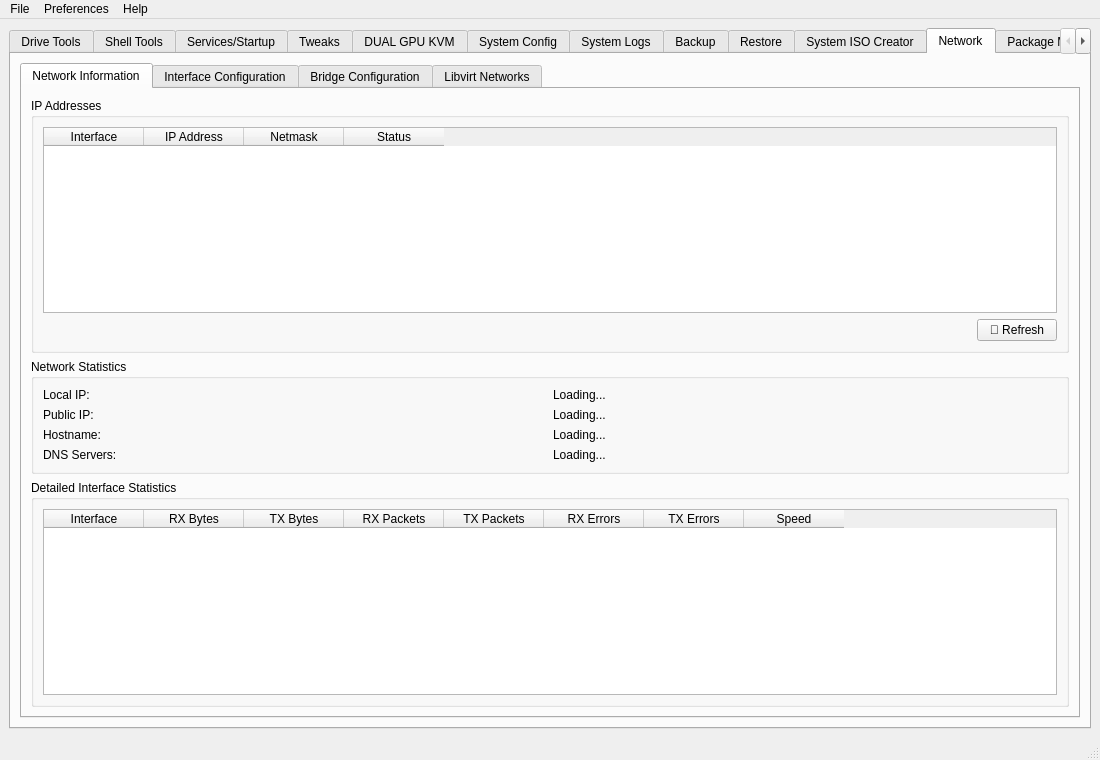
Qt form mainwindow.ui (XetalEngine/CachyOsTools) before a commit.
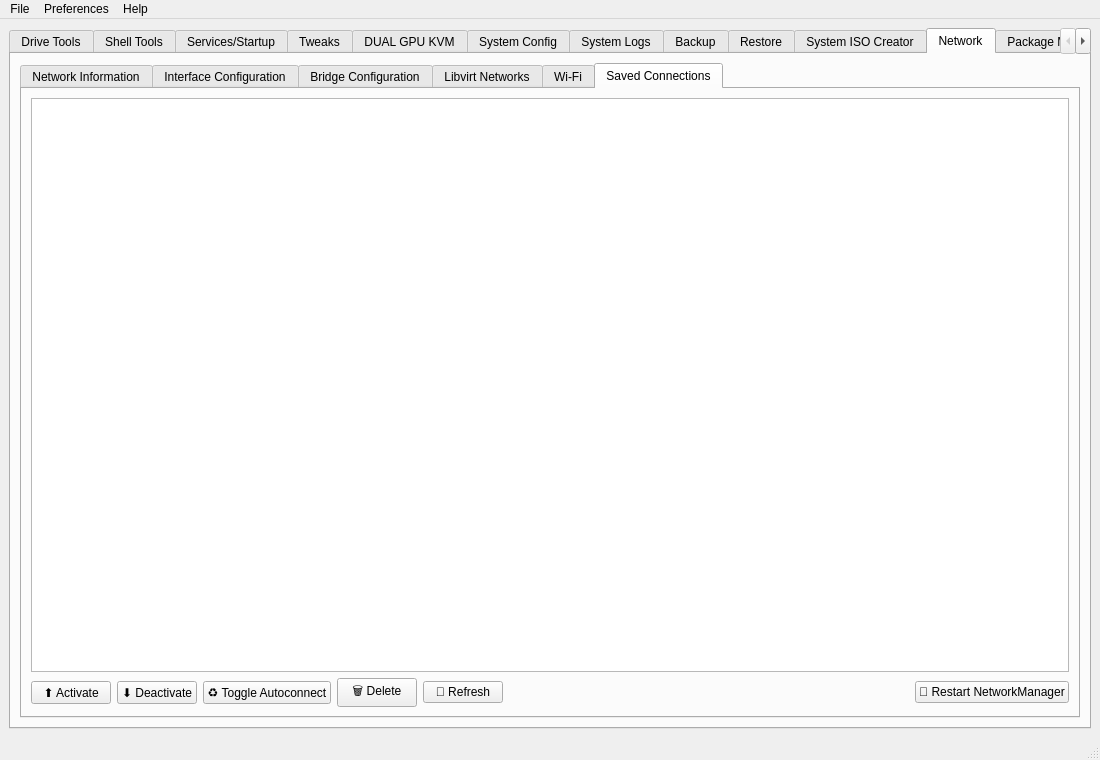
The same form after that commit. The open tabs and pages were chosen to show the change.

Commit message: Network Tab Capabilities

Patch:
```diff
--- a/mainwindow.ui
+++ b/mainwindow.ui
@@ -3153,6 +3153,151 @@
             </item>
            </layout>
           </widget>
+          <widget class="QWidget" name="wifiTab">
+           <attribute name="title">
+            <string>Wi-Fi</string>
+           </attribute>
+           <layout class="QVBoxLayout" name="verticalLayout_wifi">
+            <item>
+             <layout class="QHBoxLayout" name="wifiTopLayout">
+              <item>
+               <widget class="QPushButton" name="wifiScanButton">
+                <property name="text">
+                 <string>📡 Scan Networks</string>
+                </property>
+               </widget>
+              </item>
+              <item>
+               <widget class="QPushButton" name="wifiConnectButton">
+                <property name="text">
+                 <string>🔗 Connect</string>
+                </property>
+               </widget>
+              </item>
+              <item>
+               <widget class="QPushButton" name="wifiDisconnectButton">
+                <property name="text">
+                 <string>❌ Disconnect</string>
+                </property>
+               </widget>
+              </item>
+              <item>
+               <widget class="QPushButton" name="wifiRadioToggleButton">
+                <property name="text">
+                 <string>📶 Wi-Fi On/Off</string>
+                </property>
+               </widget>
+              </item>
+              <item>
+               <spacer name="wifiTopSpacer">
+                <property name="orientation">
+                 <enum>Qt::Orientation::Horizontal</enum>
+                </property>
+                <property name="sizeHint" stdset="0">
+                 <size>
+                  <width>40</width>
+                  <height>20</height>
+                 </size>
+                </property>
+               </spacer>
+              </item>
+              <item>
+               <widget class="QLabel" name="wifiStatusLabel">
+                <property name="text">
+                 <string>Click Scan to list nearby networks.</string>
+                </property>
+               </widget>
+              </item>
+             </layout>
+            </item>
+            <item>
+             <widget class="QTableWidget" name="wifiTable">
+              <property name="alternatingRowColors">
+               <bool>true</bool>
+              </property>
+              <property name="selectionBehavior">
+               <enum>QAbstractItemView::SelectionBehavior::SelectRows</enum>
+              </property>
+             </widget>
+            </item>
+           </layout>
+          </widget>
+          <widget class="QWidget" name="connectionsTab">
+           <attribute name="title">
+            <string>Saved Connections</string>
+           </attribute>
+           <layout class="QVBoxLayout" name="verticalLayout_connections">
+            <item>
+             <widget class="QTableWidget" name="connectionsTable">
+              <property name="alternatingRowColors">
+               <bool>true</bool>
+              </property>
+              <property name="selectionBehavior">
+               <enum>QAbstractItemView::SelectionBehavior::SelectRows</enum>
+              </property>
+             </widget>
+            </item>
+            <item>
+             <layout class="QHBoxLayout" name="connectionsActionsLayout">
+              <item>
+               <widget class="QPushButton" name="connUpButton">
+                <property name="text">
+                 <string>⬆️ Activate</string>
+                </property>
+               </widget>
+              </item>
+              <item>
+               <widget class="QPushButton" name="connDownButton">
+                <property name="text">
+                 <string>⬇️ Deactivate</string>
+                </property>
+               </widget>
+              </item>
+              <item>
+               <widget class="QPushButton" name="connAutoconnectButton">
+                <property name="text">
+                 <string>♻️ Toggle Autoconnect</string>
+                </property>
+               </widget>
+              </item>
+              <item>
+               <widget class="QPushButton" name="connDeleteButton">
+                <property name="text">
+                 <string>🗑️ Delete</string>
+                </property>
+               </widget>
+              </item>
+              <item>
+               <widget class="QPushButton" name="connRefreshButton">
+                <property name="text">
+                 <string>🔄 Refresh</string>
+                </property>
+               </widget>
+              </item>
+              <item>
+               <spacer name="connectionsSpacer">
+                <property name="orientation">
+                 <enum>Qt::Orientation::Horizontal</enum>
+                </property>
+                <property name="sizeHint" stdset="0">
+                 <size>
+                  <width>40</width>
+                  <height>20</height>
+                 </size>
+                </property>
+               </spacer>
+              </item>
+              <item>
+               <widget class="QPushButton" name="restartNetworkManagerButton">
+                <property name="text">
+                 <string>🔁 Restart NetworkManager</string>
+                </property>
+               </widget>
+              </item>
+             </layout>
+            </item>
+           </layout>
+          </widget>
          </widget>
         </item>
        </layout>
```
Left out of the diff: 10 changed lines with no effect on the pictures. The commit also changes 3 other files.
